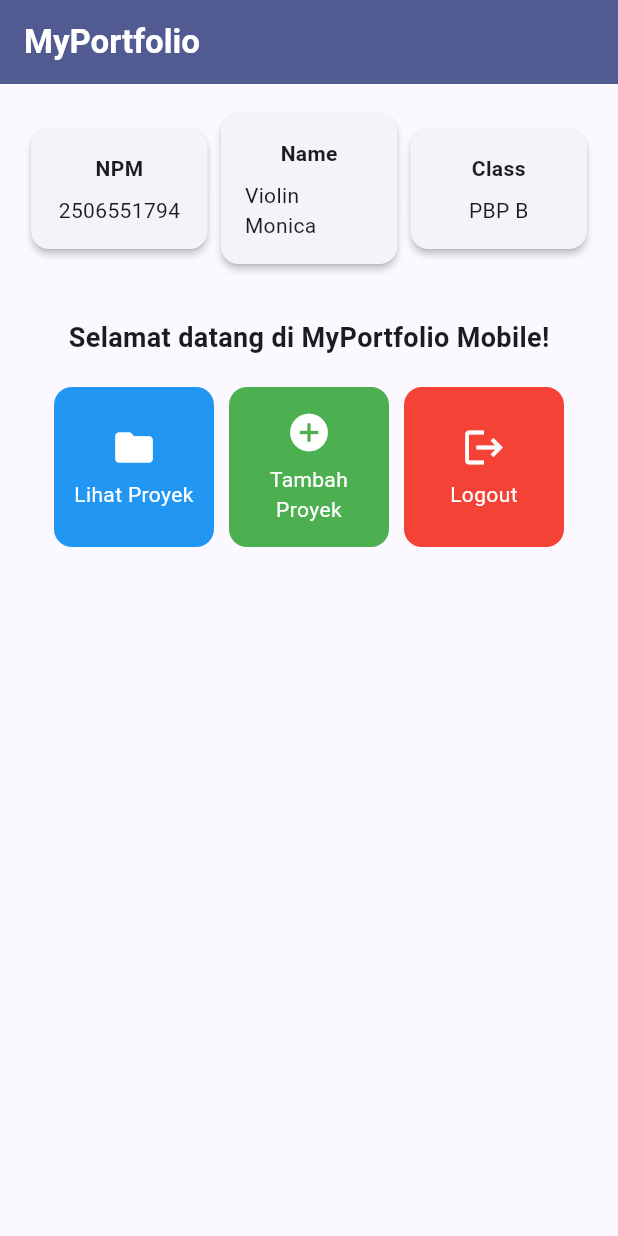
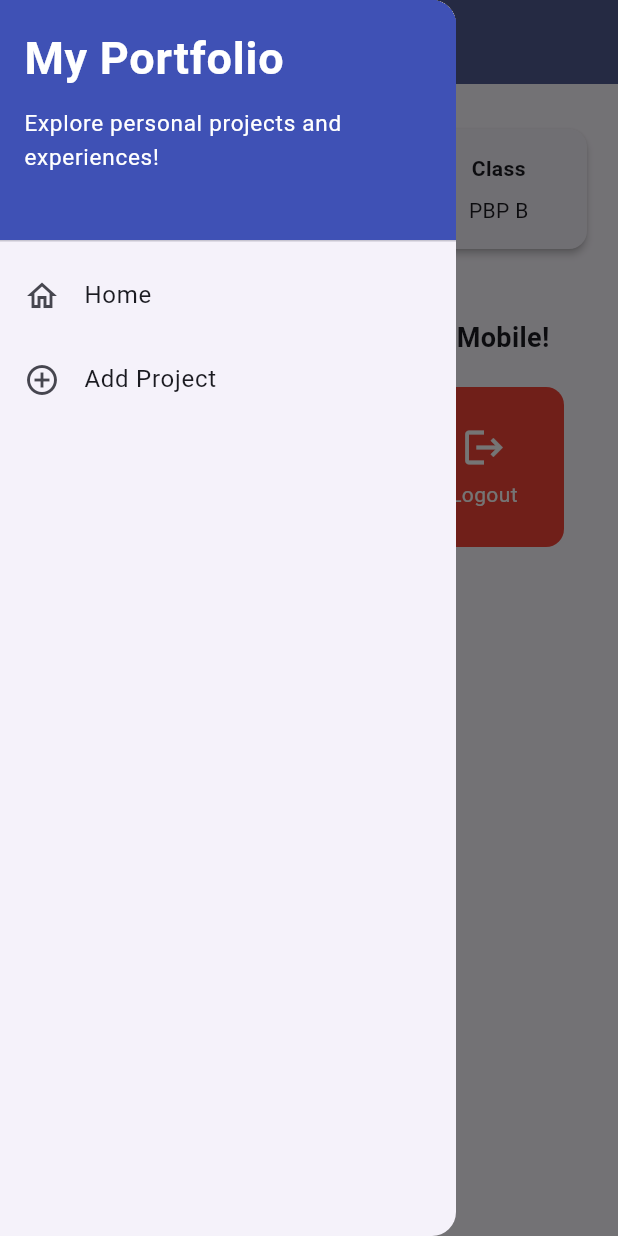
Before and after one commit to ViolinMonica/myportfolio_mobile, a Flutter app: the screen it shows after launch, with the side drawer open (before the commit the screen has no drawer), on a phone screen of 412 x 824 dp. Run offline on Flutter 3.47's test engine with Material 3 defaults, Android fonts, the phone set to English and light mode, and no system bars.

Commit message:
tutorial 9

```diff
--- a/lib/main.dart
+++ b/lib/main.dart
@@ -1,5 +1,5 @@
 import 'package:flutter/material.dart';
-import 'package:myportfolio_mobile/menu.dart';
+import 'package:myportfolio_mobile/screens/menu.dart';
 
 void main() {
   runApp(const MyApp());
--- a/lib/menu.dart
+++ b/lib/screens/menu.dart
@@ -1,5 +1,6 @@
 import 'package:flutter/material.dart';
-
+import 'package:myportfolio_mobile/widgets/left_drawer.dart';
+import 'package:myportfolio_mobile/widgets/project_card.dart';
 /// Halaman utama MyPortfolio: kartu identitas pemilik di atas
 /// dan kisi tombol aksi portofolio di bawahnya.
 class MyHomePage extends StatelessWidget {
@@ -17,7 +18,6 @@ class MyHomePage extends StatelessWidget {
   Widget build(BuildContext context) {
     // Scaffold menyediakan struktur visual dasar halaman (AppBar, Body, SnackBar).
     return Scaffold(
-      // AppBar menampilkan bar bagian atas halaman aplikasi.
       appBar: AppBar(
           title: const Text(
             'MyPortfolio',
@@ -27,7 +27,9 @@ class MyHomePage extends StatelessWidget {
             ),
           ),
           backgroundColor: Theme.of(context).colorScheme.primary,
+          iconTheme: const IconThemeData(color: Colors.white)
       ),
+      drawer: const LeftDrawer(),
       // Body halaman utama dengan padding di sekelilingnya.
       body: Padding(
         padding: const EdgeInsets.all(16.0),
@@ -62,17 +64,24 @@ class MyHomePage extends StatelessWidget {
                   ),
 
                   // GridView menampilkan kartu tombol dalam tata letak kisi 3 kolom.
-                  GridView.count(
+                  LayoutBuilder(
+                    builder: (context, constraints) {
+                      // constraints.maxWidth = lebar ruang yang tersedia buat widget ini
+                      final bool layarKecil = constraints.maxWidth < 600;
+
+                      return GridView.count(
                         primary: true,
                         padding: const EdgeInsets.all(20),
                         crossAxisSpacing: 10,
                         mainAxisSpacing: 10,
-                    crossAxisCount: 3,
-                    // shrinkWrap agar tinggi kisi menyesuaikan isi, karena berada di dalam Column.
+                        crossAxisCount: layarKecil ? 3 : 1,     // kecil: jejer (row), lebar: numpuk (column)
+                        childAspectRatio: layarKecil ? 1 : 5,   // biar kotak mode column nggak kegedean
                         shrinkWrap: true,
                         children: items.map((ItemHomepage item) {
                           return ItemCard(item);
                         }).toList(),
+                      );
+                    },
                   ),
                 ],
               ),
@@ -128,71 +137,3 @@ class ItemHomepage {
 
   ItemHomepage(this.name, this.icon, this.color);
 }
-
-/// Tombol aksi berbentuk kartu. Saat ditekan, kartu menampilkan SnackBar
-/// yang warna dan ikonnya sama dengan tombol yang ditekan.
-class ItemCard extends StatelessWidget {
-  final ItemHomepage item;
-
-  const ItemCard(this.item, {super.key});
-
-  @override
-  Widget build(BuildContext context) {
-    return Material(
-      // Warna latar unik per tombol, diambil dari atribut color pada ItemHomepage.
-      color: item.color,
-      borderRadius: BorderRadius.circular(12),
-      // clipBehavior agar efek ripple InkWell ikut terpotong mengikuti sudut melengkung.
-      clipBehavior: Clip.antiAlias,
-      child: InkWell(
-        // Aksi ketika kartu ditekan oleh pengguna.
-        onTap: () {
-          // Tutup SnackBar sebelumnya agar pesan baru langsung muncul,
-          // lalu tampilkan SnackBar melayang dengan warna dan ikon tombol terkait.
-          ScaffoldMessenger.of(context)
-            ..hideCurrentSnackBar()
-            ..showSnackBar(
-              SnackBar(
-                behavior: SnackBarBehavior.floating,
-                backgroundColor: item.color,
-                duration: const Duration(seconds: 2),
-                shape: RoundedRectangleBorder(
-                  borderRadius: BorderRadius.circular(12),
-                ),
-                content: Row(
-                  children: [
-                    Icon(item.icon, color: Colors.white),
-                    const SizedBox(width: 12),
-                    Expanded(
-                      child: Text("Kamu telah menekan tombol ${item.name}!"),
-                    ),
-                  ],
-                ),
-              ),
-            );
-        },
-        child: Container(
-          padding: const EdgeInsets.all(8),
-          child: Center(
-            child: Column(
-              mainAxisAlignment: MainAxisAlignment.center,
-              children: [
-                Icon(
-                  item.icon,
-                  color: Colors.white,
-                  size: 30.0,
-                ),
-                const Padding(padding: EdgeInsets.all(3)),
-                Text(
-                  item.name,
-                  textAlign: TextAlign.center,
-                  style: const TextStyle(color: Colors.white),
-                ),
-              ],
-            ),
-          ),
-        ),
-      ),
-    );
-  }
-}
--- /dev/null
+++ b/lib/widgets/left_drawer.dart
@@ -0,0 +1,65 @@
+import 'package:flutter/material.dart';
+import 'package:myportfolio_mobile/screens/menu.dart';
+
+class LeftDrawer extends StatelessWidget {
+  const LeftDrawer({super.key});
+
+  @override
+  Widget build(BuildContext context) {
+    return Drawer(
+      child: ListView(
+        children: [
+          const DrawerHeader(
+            decoration: BoxDecoration(
+              color: Colors.indigo,
+            ),
+            child: Column(
+              crossAxisAlignment: CrossAxisAlignment.start,
+              children: [
+                Text(
+                  'My Portfolio',
+                  style: TextStyle(
+                    fontSize: 30,
+                    fontWeight: FontWeight.bold,
+                    color: Colors.white,
+                  ),
+                ),
+                SizedBox(height: 10),
+                Text(
+                  'Explore personal projects and experiences!',
+                  style: TextStyle(
+                    fontSize: 15,
+                    color: Colors.white,
+                  ),
+                ),
+              ],
+            ),
+          ),
+          ListTile(
+            leading: const Icon(Icons.home_outlined),
+            title: const Text('Home'),
+            // Navigasi ke halaman utama portofolio
+            onTap: () {
+              Navigator.pushReplacement(
+                context,
+                MaterialPageRoute(
+                  builder: (context) => MyHomePage(),
+                ),
+              );
+            },
+          ),
+          ListTile(
+            leading: const Icon(Icons.add_circle_outline),
+            title: const Text('Add Project'),
+            // Navigasi ke halaman tambah proyek
+            onTap: () {
+              /*
+              TODO: Buatlah routing ke halaman ProjectFormPage yang akan dibuat nanti.
+              */
+            },
+          ),
+        ],
+      ),
+    );
+  }
+}
--- /dev/null
+++ b/lib/widgets/project_card.dart
@@ -0,0 +1,75 @@
+import 'package:flutter/material.dart';
+import 'package:myportfolio_mobile/screens/project_form.dart';
+import 'package:myportfolio_mobile/screens/menu.dart';
+
+class ItemCard extends StatelessWidget {
+  final ItemHomepage item;
+
+  const ItemCard(this.item, {super.key});
+
+  @override
+  Widget build(BuildContext context) {
+    return Material(
+      // Warna latar unik per tombol, diambil dari atribut color pada ItemHomepage.
+      color: item.color,
+      borderRadius: BorderRadius.circular(12),
+      // clipBehavior agar efek ripple InkWell ikut terpotong mengikuti sudut melengkung.
+      clipBehavior: Clip.antiAlias,
+      child: InkWell(
+        // Aksi ketika kartu ditekan oleh pengguna.
+        onTap: () {
+          // Tutup SnackBar sebelumnya agar pesan baru langsung muncul,
+          // lalu tampilkan SnackBar melayang dengan warna dan ikon tombol terkait.
+          ScaffoldMessenger.of(context)
+            ..hideCurrentSnackBar()
+            ..showSnackBar(
+              SnackBar(
+                behavior: SnackBarBehavior.floating,
+                backgroundColor: item.color,
+                duration: const Duration(seconds: 2),
+                shape: RoundedRectangleBorder(
+                  borderRadius: BorderRadius.circular(12),
+                ),
+                content: Row(
+                  children: [
+                    Icon(item.icon, color: Colors.white),
+                    const SizedBox(width: 12),
+                    Expanded(
+                      child: Text("Kamu telah menekan tombol ${item.name}!"),
+                    ),
+                  ],
+                ),
+              ),
+            );
+          if (item.name == "Tambah Proyek") {
+            Navigator.push(
+              context,
+              MaterialPageRoute(builder: (context) => const ProjectFormPage()),
+            );
+          }
+        },
+        child: Container(
+          padding: const EdgeInsets.all(8),
+          child: Center(
+            child: Column(
+              mainAxisAlignment: MainAxisAlignment.center,
+              children: [
+                Icon(
+                  item.icon,
+                  color: Colors.white,
+                  size: 30.0,
+                ),
+                const Padding(padding: EdgeInsets.all(3)),
+                Text(
+                  item.name,
+                  textAlign: TextAlign.center,
+                  style: const TextStyle(color: Colors.white),
+                ),
+              ],
+            ),
+          ),
+        ),
+      ),
+    );
+  }
+}
```
Also changed, not shown: lib/screens/project_form.dart (added, +216 -0 lines). Lines whose indentation alone changed are shown as unchanged.
